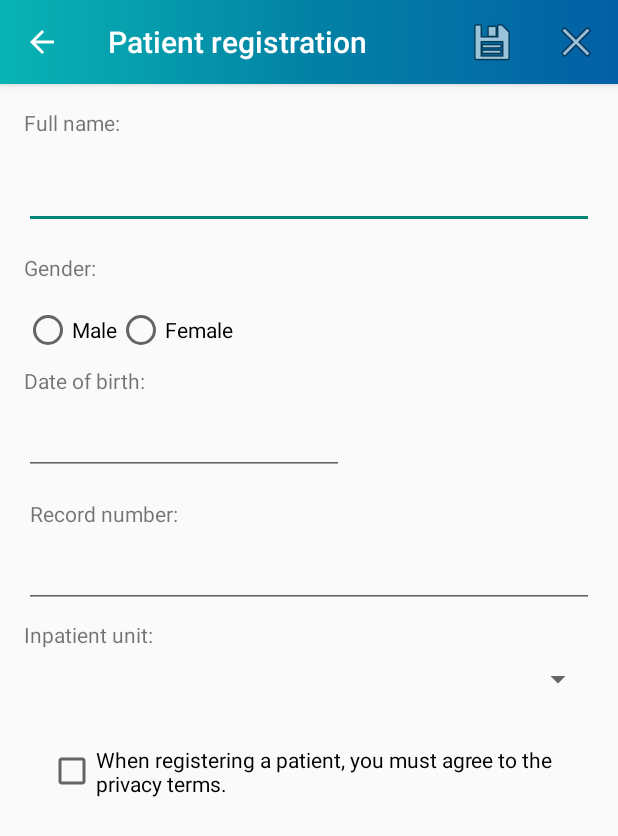
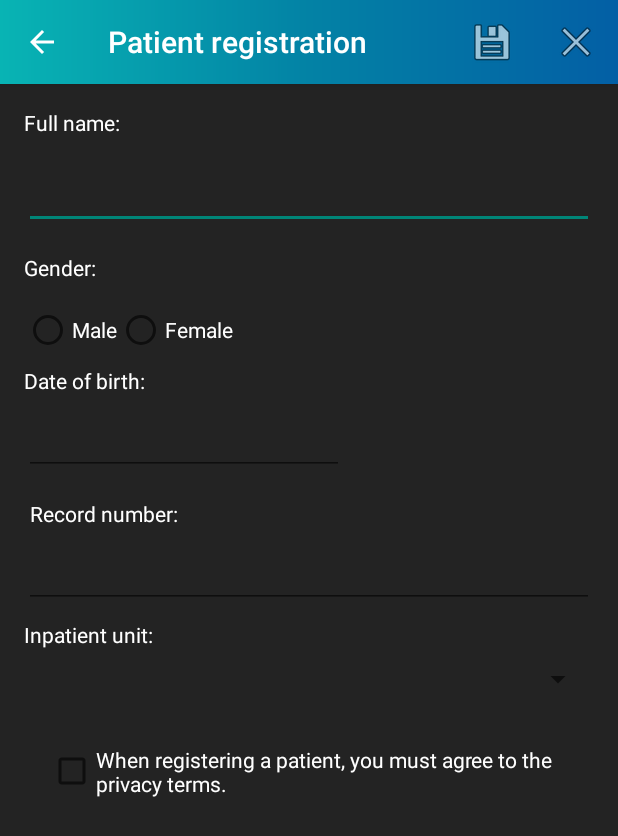
Before and after one commit to audreybenetti/Cogitare, an Android app: the ListarPacientesActivity screen opened directly, with no data from a screen before it, after a tap on "Add", on a phone screen of 412 x 824 dp. Shown: the top 836 px of the screen. Run offline under Robolectric (Android 15) with nearby library versions, the phone set to English and light mode, and no system bars.

Commit message:
Insere dark mode.

```diff
--- a/app/src/main/java/br/com/cogitare/ListarPacientesActivity.java
+++ b/app/src/main/java/br/com/cogitare/ListarPacientesActivity.java
@@ -4,7 +4,6 @@ import android.app.Activity;
 import android.content.Intent;
 import android.os.Build;
 import android.os.Bundle;
-import android.support.annotation.RequiresApi;
 import android.support.v7.app.AppCompatActivity;
 import android.support.v7.view.ActionMode;
 import android.view.Menu;
@@ -13,10 +12,8 @@ import android.view.MenuItem;
 import android.widget.ListView;
 
 import java.time.LocalDate;
-import java.time.LocalDateTime;
 import java.time.format.DateTimeFormatter;
 import java.util.ArrayList;
-import java.util.Date;
 
 public class ListarPacientesActivity extends AppCompatActivity {
 
@@ -80,6 +77,11 @@ public class ListarPacientesActivity extends AppCompatActivity {
         setTitle(getString(R.string.titulo_lista_pacientes));
         listViewPacientes = findViewById(R.id.listViewPacientes);
 
+        popularLista();
+        selecionaPaciente();
+    }
+
+    private void selecionaPaciente() {
         listViewPacientes.setOnItemLongClickListener(
                 (parent, view, position, id) -> {
                     if (actionMode != null){
@@ -90,8 +92,6 @@ public class ListarPacientesActivity extends AppCompatActivity {
                     actionMode = startSupportActionMode(mActionCallback);
                     return true;
                 });
-
-        popularLista();
     }
 
     @Override
@@ -109,6 +109,8 @@ public class ListarPacientesActivity extends AppCompatActivity {
             case R.id.menuItemSobre:
                 AutoriaActivity.mostrarAutoria(this);
                 return true;
+            case R.id.menuItemConfiguracoes:
+                ConfiguracoesActivity.mostrarConfiguracoes(this);
             default:
                 return super.onOptionsItemSelected(item);
         }
--- a/app/src/main/res/layout/activity_autoria.xml
+++ b/app/src/main/res/layout/activity_autoria.xml
@@ -4,6 +4,7 @@
     xmlns:tools="http://schemas.android.com/tools"
     android:layout_width="match_parent"
     android:layout_height="match_parent"
+    style="@style/SCREEN"
     tools:context=".AutoriaActivity">
 
     <ImageView
@@ -33,6 +34,7 @@
         android:layout_marginRight="32dp"
         android:gravity="center"
         android:text="@string/texto_descricao_aplicativo"
+        style="@style/TEXT"
         app:layout_constraintEnd_toEndOf="parent"
         app:layout_constraintHorizontal_bias="0.0"
         app:layout_constraintStart_toStartOf="parent"
@@ -45,6 +47,7 @@
         android:layout_marginTop="8dp"
         android:gravity="center"
         android:text="Audrey Sestari Benetti"
+        style="@style/TEXT"
         app:layout_constraintBottom_toTopOf="@+id/cursoAutor"
         app:layout_constraintEnd_toEndOf="parent"
         app:layout_constraintStart_toStartOf="parent"
@@ -56,6 +59,7 @@
         android:layout_height="wrap_content"
         android:gravity="center"
         android:text="audrey.sestari@gmail.com"
+        style="@style/TEXT"
         app:layout_constraintEnd_toEndOf="parent"
         app:layout_constraintHorizontal_bias="0.0"
         app:layout_constraintStart_toStartOf="parent"
@@ -67,6 +71,7 @@
         android:layout_height="wrap_content"
         android:gravity="center"
         android:text="@string/especializacao_java"
+        style="@style/TEXT"
         app:layout_constraintEnd_toEndOf="parent"
         app:layout_constraintHorizontal_bias="0.0"
         app:layout_constraintStart_toStartOf="parent"
--- a/app/src/main/res/layout/activity_cadastrar_paciente.xml
+++ b/app/src/main/res/layout/activity_cadastrar_paciente.xml
@@ -5,6 +5,7 @@
     android:id="@+id/coordinatorLayout"
     android:layout_width="match_parent"
     android:layout_height="match_parent"
+    style="@style/SCREEN"
     tools:context=".CadastrarPacienteActivity">
 
     <android.support.design.widget.AppBarLayout
@@ -27,6 +28,7 @@
         android:layout_marginTop="16dp"
         android:layout_marginBottom="8dp"
         android:text="@string/nome_completo"
+        style="@style/TEXT"
         app:layout_constraintBottom_toTopOf="@+id/edit_nome"
         app:layout_constraintStart_toStartOf="parent"
         app:layout_constraintTop_toBottomOf="@+id/appBarLayout" />
@@ -43,6 +45,8 @@
         android:layout_marginBottom="8dp"
         android:ems="10"
         android:inputType="textCapWords|textCapSentences"
+        style="@style/TEXT"
+
         app:layout_constraintBottom_toTopOf="@+id/view_sexo"
         app:layout_constraintEnd_toEndOf="parent"
         app:layout_constraintStart_toStartOf="parent"
@@ -57,6 +61,7 @@
         android:layout_marginTop="8dp"
         android:layout_marginBottom="8dp"
         android:text="@string/sexo_paciente"
+        style="@style/TEXT"
         app:layout_constraintBottom_toTopOf="@+id/groupGeneros"
         app:layout_constraintStart_toStartOf="parent"
         app:layout_constraintTop_toBottomOf="@+id/edit_nome" />
@@ -69,6 +74,7 @@
         android:layout_marginLeft="16dp"
         android:layout_marginTop="8dp"
         android:text="@string/data_de_nascimento"
+        style="@style/TEXT"
         app:layout_constraintStart_toStartOf="parent"
         app:layout_constraintTop_toBottomOf="@+id/groupGeneros" />
 
@@ -81,6 +87,7 @@
         android:layout_marginTop="8dp"
         android:layout_marginBottom="8dp"
         android:text="@string/numero_prontuario"
+        style="@style/TEXT"
         app:layout_constraintBottom_toTopOf="@+id/edit_prontuario"
         app:layout_constraintStart_toStartOf="parent"
         app:layout_constraintTop_toBottomOf="@+id/edit_data" />
@@ -95,6 +102,7 @@
         android:layout_marginRight="16dp"
         android:ems="10"
         android:inputType="number"
+        style="@style/TEXT"
         app:layout_constraintBottom_toTopOf="@+id/view_unidade_internacao"
         app:layout_constraintEnd_toEndOf="parent"
         app:layout_constraintHorizontal_bias="1.0"
@@ -109,6 +117,7 @@
         android:layout_marginTop="8dp"
         android:prompt="@string/title_unidade_internacao"
         android:text="@string/unidade_internacao"
+        style="@style/TEXT"
         app:layout_constraintStart_toStartOf="parent"
         app:layout_constraintTop_toBottomOf="@+id/edit_prontuario" />
 
@@ -144,13 +153,15 @@
             android:id="@+id/buttonMasculino"
             android:layout_width="match_parent"
             android:layout_height="wrap_content"
-            android:text="@string/sexo_masculino" />
+            android:text="@string/sexo_masculino"
+            style="@style/TEXT"/>
 
         <RadioButton
             android:id="@+id/buttonFeminino"
             android:layout_width="match_parent"
             android:layout_height="wrap_content"
-            android:text="@string/sexo_feminino" />
+            android:text="@string/sexo_feminino"
+            style="@style/TEXT"/>
     </RadioGroup>
 
     <EditText
@@ -179,6 +190,7 @@
         android:layout_marginEnd="32dp"
         android:layout_marginRight="32dp"
         android:text="@string/termos_privacidade"
+        style="@style/TEXT"
         app:layout_constraintEnd_toEndOf="parent"
         app:layout_constraintStart_toStartOf="parent"
         app:layout_constraintTop_toBottomOf="@+id/edit_unidade_internacao" />
--- a/app/src/main/res/layout/activity_listar_pacientes.xml
+++ b/app/src/main/res/layout/activity_listar_pacientes.xml
@@ -4,11 +4,12 @@
     xmlns:tools="http://schemas.android.com/tools"
     android:layout_width="match_parent"
     android:layout_height="match_parent"
+    style="@style/SCREEN"
     tools:context=".ListarPacientesActivity">
-
 
     <ListView
         android:id="@+id/listViewPacientes"
+        style="@style/SCREEN"
         android:layout_width="0dp"
         android:layout_height="0dp"
         app:layout_constraintBottom_toBottomOf="parent"
--- a/app/src/main/res/menu/listar_pacientes_opcoes.xml
+++ b/app/src/main/res/menu/listar_pacientes_opcoes.xml
@@ -8,6 +8,12 @@
         android:title="@string/adicionar"
         app:showAsAction="ifRoom" />
     <item
+        android:id="@+id/menuItemConfiguracoes"
+        android:checkable="false"
+        android:title="@string/settings"
+        app:showAsAction="never" />
+    <item
         android:id="@+id/menuItemSobre"
-        android:title="@string/sobre"/>
+        android:checkable="false"
+        android:title="@string/sobre" />
 </menu>
--- a/app/src/main/res/values-night/themes.xml
+++ b/app/src/main/res/values-night/themes.xml
@@ -1,6 +1,6 @@
 <resources xmlns:tools="http://schemas.android.com/tools">
     <!-- Base application theme. -->
-    <style name="Theme.Cogitare" parent="Theme.AppCompat.Light.DarkActionBar">
+    <style name="CogitareDark" parent="Theme.AppCompat.Light.DarkActionBar">
         <item name="android:actionBarStyle">@style/MyActionBar</item>
         <!-- Support library compatibility -->
         <item name="actionBarStyle">@style/MyActionBar</item>
@@ -12,4 +12,20 @@
         <!-- Support library compatibility -->
         <item name="background">@drawable/gradiente_cogitare</item>
     </style>
+
+    <!-- Screen background if dark mode on -->
+    <style name="SCREEN">
+        <item name="android:background">#232323</item>
+    </style>
+
+    <!-- Text color if dark mode on -->
+    <style name="TEXT">
+        <item name="android:textColor">#FFFFFF</item>
+    </style>
+
+    <!-- Button color if dak mode on -->
+    <style name="BUTTON">
+        <item name="android:background">#000000</item>
+        <item name="android:textColor">#FFFFFF</item>
+    </style>
 </resources>
--- a/app/src/main/res/values/strings.xml
+++ b/app/src/main/res/values/strings.xml
@@ -38,5 +38,9 @@
     <string name="texto_descricao_aplicativo">Auxiliary tool for Post Anesthesia Recovery (PAR) procedures by nursing professionals.</string>
     <string name="descricao_app">Application description.</string>
     <string name="especializacao_java">Java Specialization</string>
+    <string name="dark_mode">Dark mode</string>
+    <string name="settings">Settings</string>
+    <string name="enable_dark_mode">Enable dark mode:</string>
+    <string name="appearance">Appearance</string>
 
 </resources>
--- a/app/src/main/res/values/themes.xml
+++ b/app/src/main/res/values/themes.xml
@@ -1,7 +1,6 @@
 <resources xmlns:tools="http://schemas.android.com/tools">
     <!-- Base application theme. -->
-    <style name="Theme.Cogitare" parent="Theme.AppCompat.Light.DarkActionBar">
-        <item name="android:actionBarStyle">@style/MyActionBar</item>
+    <style name="CogitareLight" parent="Theme.AppCompat.Light.DarkActionBar">
         <!-- Support library compatibility -->
         <item name="actionBarStyle">@style/MyActionBar</item>
     </style>
@@ -13,7 +12,22 @@
         <item name="background">@drawable/gradiente_cogitare</item>
     </style>
 
+    <!-- Screen background if light mode on -->
+    <style name="SCREEN">
+        <item name="android:background">#FFFFFF</item>
+    </style>
+
+    <!-- Text color if light mode on -->
+    <style name="TEXT">
+        <item name="android:textColor">#000000</item>
+    </style>
+
+    <!-- Button color if light mode on -->
+    <style name="BUTTON">
+        <item name="android:background">#035FA5</item>
+        <item name="android:textColor">#FFFFFF</item>
+    </style>
+
     <style name="Theme.Cogitare.AppBarOverlay" parent="ThemeOverlay.AppCompat.Dark.ActionBar" />
-
     <style name="Theme.Cogitare.PopupOverlay" parent="ThemeOverlay.AppCompat.Light" />
 </resources>
```
Also changed, not shown: app/src/main/AndroidManifest.xml (+8 -5 lines), app/src/main/java/br/com/cogitare/ConfiguracoesActivity.java (added, +69 -0 lines), app/src/main/res/layout/activity_configuracoes.xml (added, +48 -0 lines), app/src/main/res/layout/linha_lista_pacientes.xml (+9 -1 lines), 1 other file.
